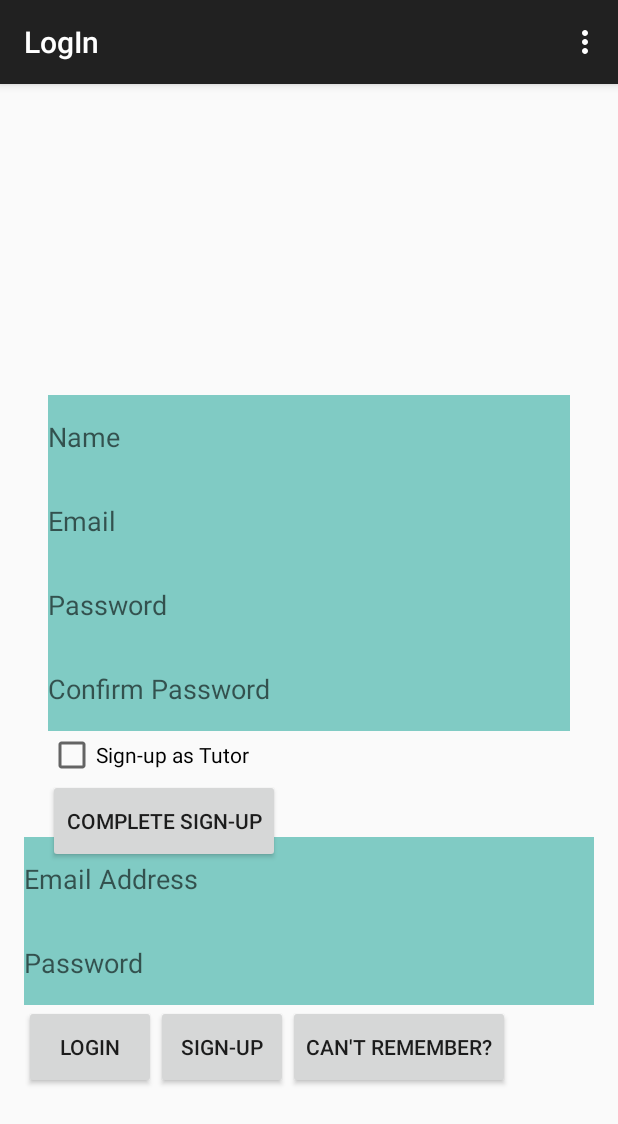
After one commit to jhallard/Tutr, an Android app: the LogIn screen opened directly, with no data from a screen before it, on a phone screen of 412 x 824 dp. The commit adds this screen. Shown: the top 1124 px of the screen. Run offline under Robolectric (Android 15) with nearby library versions, the phone set to English and light mode, and no system bars.

Commit message:
Added UI layout for log-in and sign-up screen

```diff
--- a/app/src/main/AndroidManifest.xml
+++ b/app/src/main/AndroidManifest.xml
@@ -18,6 +18,10 @@
                 <category android:name="android.intent.category.LAUNCHER" />
             </intent-filter>
         </activity>
+        <activity
+            android:name=".LogIn"
+            android:label="@string/title_activity_log_in" >
+        </activity>
     </application>
 
 </manifest>
--- /dev/null
+++ b/app/src/main/java/com/ucsc/teamtutor/tutr/LogIn.java
@@ -0,0 +1,66 @@
+package com.ucsc.teamtutor.tutr;
+
+import android.support.v7.app.ActionBarActivity;
+import android.support.v7.app.ActionBar;
+import android.support.v4.app.Fragment;
+import android.os.Bundle;
+import android.view.LayoutInflater;
+import android.view.Menu;
+import android.view.MenuItem;
+import android.view.View;
+import android.view.ViewGroup;
+import android.os.Build;
+
+
+public class LogIn extends ActionBarActivity {
+
+    @Override
+    protected void onCreate(Bundle savedInstanceState) {
+        super.onCreate(savedInstanceState);
+        setContentView(R.layout.activity_log_in);
+        if (savedInstanceState == null) {
+            getSupportFragmentManager().beginTransaction()
+                    .add(R.id.container, new PlaceholderFragment())
+                    .commit();
+        }
+    }
+
+
+    @Override
+    public boolean onCreateOptionsMenu(Menu menu) {
+        // Inflate the menu; this adds items to the action bar if it is present.
+        getMenuInflater().inflate(R.menu.menu_log_in, menu);
+        return true;
+    }
+
+    @Override
+    public boolean onOptionsItemSelected(MenuItem item) {
+        // Handle action bar item clicks here. The action bar will
+        // automatically handle clicks on the Home/Up button, so long
+        // as you specify a parent activity in AndroidManifest.xml.
+        int id = item.getItemId();
+
+        //noinspection SimplifiableIfStatement
+        if (id == R.id.action_settings) {
+            return true;
+        }
+
+        return super.onOptionsItemSelected(item);
+    }
+
+    /**
+     * A placeholder fragment containing a simple view.
+     */
+    public static class PlaceholderFragment extends Fragment {
+
+        public PlaceholderFragment() {
+        }
+
+        @Override
+        public View onCreateView(LayoutInflater inflater, ViewGroup container,
+                                 Bundle savedInstanceState) {
+            View rootView = inflater.inflate(R.layout.fragment_log_in, container, false);
+            return rootView;
+        }
+    }
+}
--- /dev/null
+++ b/app/src/main/res/layout/activity_log_in.xml
@@ -0,0 +1,65 @@
+<RelativeLayout xmlns:android="http://schemas.android.com/apk/res/android"
+    xmlns:tools="http://schemas.android.com/tools" android:id="@+id/container"
+    android:layout_width="match_parent" android:layout_height="match_parent"
+    tools:context="com.ucsc.teamtutor.tutr.LogIn" tools:ignore="MergeRootFrame"
+    style="@style/AppTheme"
+    android:padding="@dimen/activity_horizontal_margin">
+
+<EditText
+android:layout_width="wrap_content"
+android:layout_height="wrap_content"
+android:id="@+id/EMAIL"
+android:background="@color/accent_material_dark"
+android:editable="true"
+android:elegantTextHeight="true"
+android:height="@dimen/abc_action_bar_default_height_material"
+android:hint="Email Address"
+android:layout_above="@+id/PASSWORD"
+    android:layout_alignParentStart="true"
+    android:layout_alignParentEnd="true" />
+
+<EditText
+android:layout_width="wrap_content"
+android:layout_height="@dimen/abc_action_bar_default_height_material"
+android:inputType="textPassword"
+android:ems="10"
+android:id="@+id/PASSWORD"
+android:editable="true"
+android:hint="Password"
+android:height="@dimen/abc_action_bar_default_height_material"
+android:enabled="true"
+android:background="@color/accent_material_dark"
+android:layout_marginBottom="138dp"
+android:layout_alignParentBottom="true"
+android:layout_alignParentStart="true"
+android:layout_alignParentEnd="true" />
+
+<Button
+android:layout_width="wrap_content"
+android:layout_height="wrap_content"
+android:text="Login"
+android:id="@+id/ATTEMPT_LOGIN"
+android:layout_alignTop="@+id/PASSWORD"
+android:layout_alignParentStart="true"
+android:layout_marginTop="56dp"
+android:height="@dimen/abc_action_bar_default_height_material" />
+
+<Button
+android:layout_width="wrap_content"
+android:layout_height="wrap_content"
+android:text="Sign-up"
+android:id="@+id/SIGNUP"
+    android:height="@dimen/abc_action_bar_default_height_material"
+    android:layout_alignTop="@+id/ATTEMPT_LOGIN"
+    android:layout_toEndOf="@+id/ATTEMPT_LOGIN" />
+
+    <Button
+        android:layout_width="wrap_content"
+        android:layout_height="wrap_content"
+        android:text="Can&apos;t Remember?"
+        android:id="@+id/button"
+        android:height="@dimen/abc_action_bar_default_height_material"
+        android:layout_alignTop="@+id/SIGNUP"
+        android:layout_toEndOf="@+id/SIGNUP" />
+
+</RelativeLayout>
--- /dev/null
+++ b/app/src/main/res/layout/fragment_log_in.xml
@@ -0,0 +1,86 @@
+<RelativeLayout xmlns:android="http://schemas.android.com/apk/res/android"
+    xmlns:tools="http://schemas.android.com/tools" android:layout_width="match_parent"
+    android:layout_height="match_parent" android:paddingLeft="@dimen/activity_horizontal_margin"
+    android:paddingRight="@dimen/activity_horizontal_margin"
+    android:paddingTop="@dimen/activity_vertical_margin"
+    android:paddingBottom="@dimen/activity_vertical_margin"
+    tools:context="com.ucsc.teamtutor.tutr.LogIn$PlaceholderFragment">
+
+    <EditText
+        android:layout_width="wrap_content"
+        android:layout_height="wrap_content"
+        android:id="@+id/NAME"
+        android:background="@color/accent_material_dark"
+        android:editable="true"
+        android:elegantTextHeight="true"
+        android:height="@dimen/abc_action_bar_default_height_material"
+        android:hint="Name"
+        android:layout_marginTop="175dp"
+        android:layout_alignParentTop="true"
+        android:layout_alignParentEnd="true"
+        android:layout_alignParentStart="true" />
+
+    <EditText
+        android:layout_width="wrap_content"
+        android:layout_height="@dimen/abc_action_bar_default_height_material"
+        android:inputType="textPassword"
+        android:ems="10"
+        android:id="@+id/PASSWORD"
+        android:editable="true"
+        android:hint="Password"
+        android:height="@dimen/abc_action_bar_default_height_material"
+        android:enabled="true"
+        android:background="@color/accent_material_dark"
+        android:layout_below="@+id/EMAIL"
+        android:layout_alignParentStart="true"
+        android:layout_alignEnd="@+id/EMAIL" />
+
+    <Button
+        android:layout_width="wrap_content"
+        android:layout_height="wrap_content"
+        android:text="Complete Sign-up"
+        android:id="@+id/SIGNUP"
+        android:height="@dimen/abc_action_bar_default_height_material"
+        android:layout_below="@+id/checkBox"
+        android:layout_alignParentStart="true" />
+
+    <EditText
+        android:layout_width="wrap_content"
+        android:layout_height="@dimen/abc_action_bar_default_height_material"
+        android:inputType="textPassword"
+        android:ems="10"
+        android:id="@+id/CONFIRM_PASSWORD"
+        android:editable="true"
+        android:hint="Confirm Password"
+        android:height="@dimen/abc_action_bar_default_height_material"
+        android:enabled="true"
+        android:background="@color/accent_material_dark"
+        android:layout_below="@+id/PASSWORD"
+        android:layout_alignEnd="@+id/PASSWORD"
+        android:layout_alignParentStart="true" />
+
+    <EditText
+        android:layout_width="wrap_content"
+        android:layout_height="wrap_content"
+        android:id="@+id/EMAIL"
+        android:background="@color/accent_material_dark"
+        android:editable="true"
+        android:elegantTextHeight="true"
+        android:height="@dimen/abc_action_bar_default_height_material"
+        android:hint="Email"
+        android:layout_below="@+id/NAME"
+        android:layout_alignEnd="@+id/NAME"
+        android:layout_alignParentStart="true" />
+
+    <CheckBox
+        android:layout_width="wrap_content"
+        android:layout_height="wrap_content"
+        android:text="Sign-up as Tutor"
+        android:id="@+id/checkBox"
+        android:layout_below="@+id/CONFIRM_PASSWORD"
+        android:layout_alignEnd="@+id/SIGNUP"
+        android:height="@dimen/abc_action_bar_default_height_material"
+        android:checked="false"
+        android:layout_alignParentStart="true" />
+
+</RelativeLayout>
--- /dev/null
+++ b/app/src/main/res/menu/menu_log_in.xml
@@ -0,0 +1,6 @@
+<menu xmlns:android="http://schemas.android.com/apk/res/android"
+    xmlns:app="http://schemas.android.com/apk/res-auto"
+    xmlns:tools="http://schemas.android.com/tools" tools:context="com.ucsc.teamtutor.tutr.LogIn">
+    <item android:id="@+id/action_settings" android:title="@string/action_settings"
+        android:orderInCategory="100" app:showAsAction="never" />
+</menu>
--- a/app/src/main/res/values/strings.xml
+++ b/app/src/main/res/values/strings.xml
@@ -4,5 +4,6 @@
     <string name="app_name">Tutr</string>
     <string name="hello_world">Hello world!</string>
     <string name="action_settings">Settings</string>
+    <string name="title_activity_log_in">LogIn</string>
 
 </resources>
```
Also changed, not shown: 12 other files.
